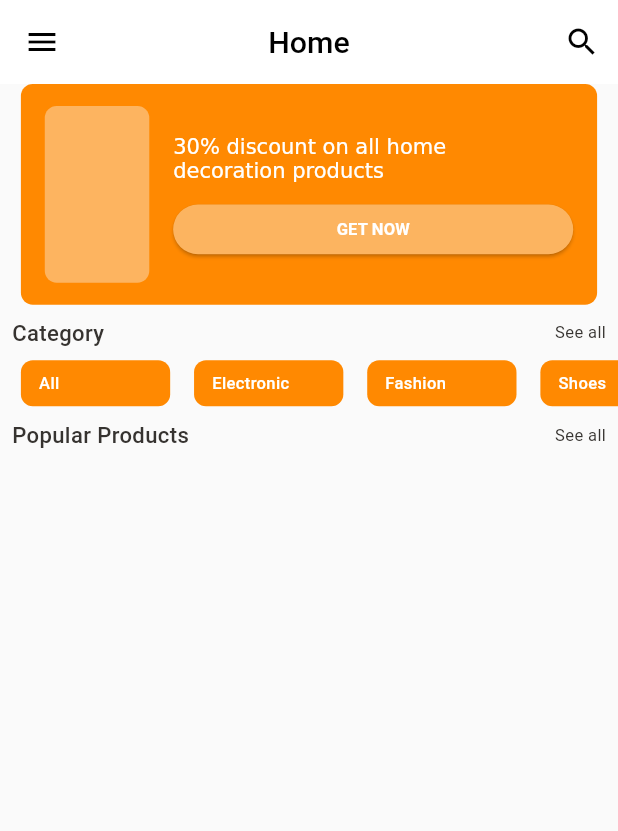
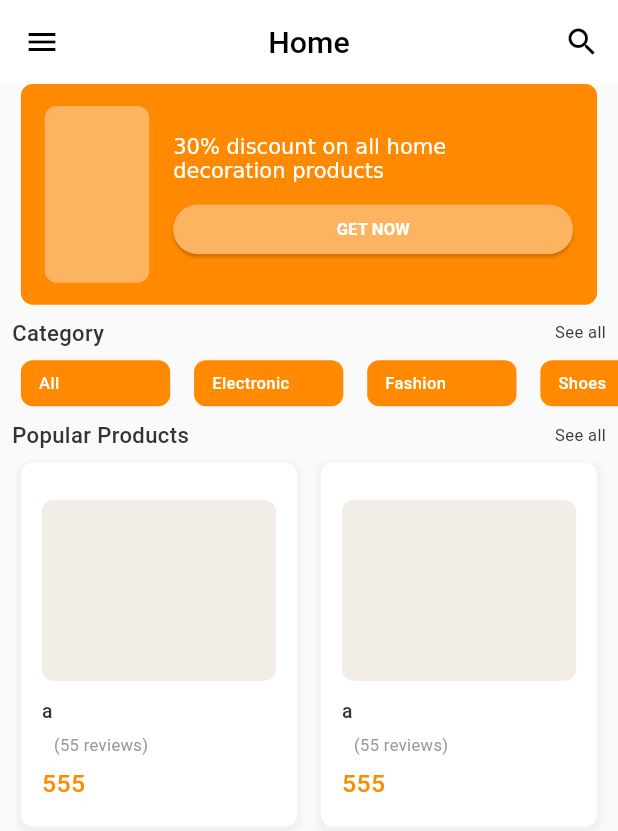
Before and after one commit to nugaysamil/e_commerce, a Flutter app: the screen it shows after launch, on a phone screen of 412 x 824 dp. Shown: the top 831 px of the screen. Run offline on Flutter 3.47's test engine with Material 3 defaults, Android fonts, the phone set to English and light mode, and no system bars; Roboto replaces fonts that are missing (SF Pro Text).

Commit message:
product card widget added

```diff
--- a/lib/feature/view/home/home_screen.dart
+++ b/lib/feature/view/home/home_screen.dart
@@ -1,7 +1,11 @@
 import 'package:e_commerce/feature/model/list/category_list.dart';
 import 'package:e_commerce/feature/widgets/category/category_header.dart';
 import 'package:e_commerce/feature/widgets/category/category_list_view.dart';
+import 'package:e_commerce/feature/widgets/product/product_card.dart';
 import 'package:e_commerce/product/utility/const/string_constant.dart';
+import 'package:e_commerce/product/utility/responsive/responsive_build.dart';
+import 'package:e_commerce/product/utility/theme/app_decoration.dart';
+import 'package:e_commerce/product/utility/theme/app_theme.dart';
 import 'package:e_commerce/product/widgets/app_bar.dart/custom_appbar.dart';
 import 'package:e_commerce/product/widgets/custom_decoration_box.dart';
 import 'package:flutter/material.dart';
@@ -33,6 +37,29 @@ class HomeScreen extends StatelessWidget {
             titleText: StringConstants.popularProducts,
             actionText: StringConstants.seeAll,
           ),
+          SizedBox(
+            height: 264.v,
+            child: ListView.separated(
+              padding: EdgeInsets.symmetric(horizontal: 14.h),
+              scrollDirection: Axis.horizontal,
+              separatorBuilder: (
+                context,
+                index,
+              ) {
+                return SizedBox(
+                  width: 16.h,
+                );
+              },
+              itemCount: 2,
+              itemBuilder: (context, index) {
+                return ProductCard(
+                  title: 'a',
+                  reviewCount: '55',
+                  price: '555',
+                );
+              },
+            ),
+          ),
         ],
       ),
     );
--- /dev/null
+++ b/lib/feature/widgets/product/product_card.dart
@@ -0,0 +1,78 @@
+import 'package:e_commerce/product/utility/responsive/responsive_build.dart';
+import 'package:e_commerce/product/utility/theme/app_decoration.dart';
+import 'package:e_commerce/product/utility/theme/app_theme.dart';
+import 'package:flutter/material.dart';
+
+class ProductCard extends StatelessWidget {
+  final String title;
+  final String reviewCount;
+  final String price;
+
+  const ProductCard({
+    Key? key,
+    required this.title,
+    required this.reviewCount,
+    required this.price,
+  }) : super(key: key);
+
+  @override
+  Widget build(BuildContext context) {
+    return Container(
+      padding: EdgeInsets.all(14.h),
+      decoration: AppDecoration.outlineBlackA.copyWith(
+        borderRadius: BorderRadiusStyle.roundedBorder8,
+      ),
+      width: 185.h,
+      child: Column(
+        mainAxisSize: MainAxisSize.min,
+        crossAxisAlignment: CrossAxisAlignment.start,
+        children: [
+            /*  CustomImageView(
+            imagePath: ImageConstant.imgFavorite,
+            height: 14.v,
+            alignment: Alignment.centerRight,
+          ), */
+          SizedBox(height: 12.v),
+          Container(
+            height: 131.v,
+            width: 157.h,
+            decoration: BoxDecoration(
+              color: appTheme.gray20001,
+              borderRadius: BorderRadius.circular(
+                8.h,
+              ),
+            ),
+          ),
+          SizedBox(height: 12.v),
+          Text(
+            title,
+            style: theme.textTheme.titleSmall,
+          ),
+          SizedBox(height: 6.v),
+
+          Row(
+            children: [
+                /*  CustomImageView(
+            imagePath: ImageConstant.imgFavorite,
+            height: 14.v,
+            alignment: Alignment.centerRight,
+          ), */
+              Padding(
+                padding: EdgeInsets.only(left: 8.h),
+                child: Text(
+                  "($reviewCount reviews)",
+                  style: theme.textTheme.bodySmall,
+                ),
+              ),
+            ],
+          ),
+          SizedBox(height: 7.v),
+          Text(
+            price,
+            style: theme.textTheme.titleMedium,
+          ),
+        ],
+      ),
+    );
+  }
+}
```
